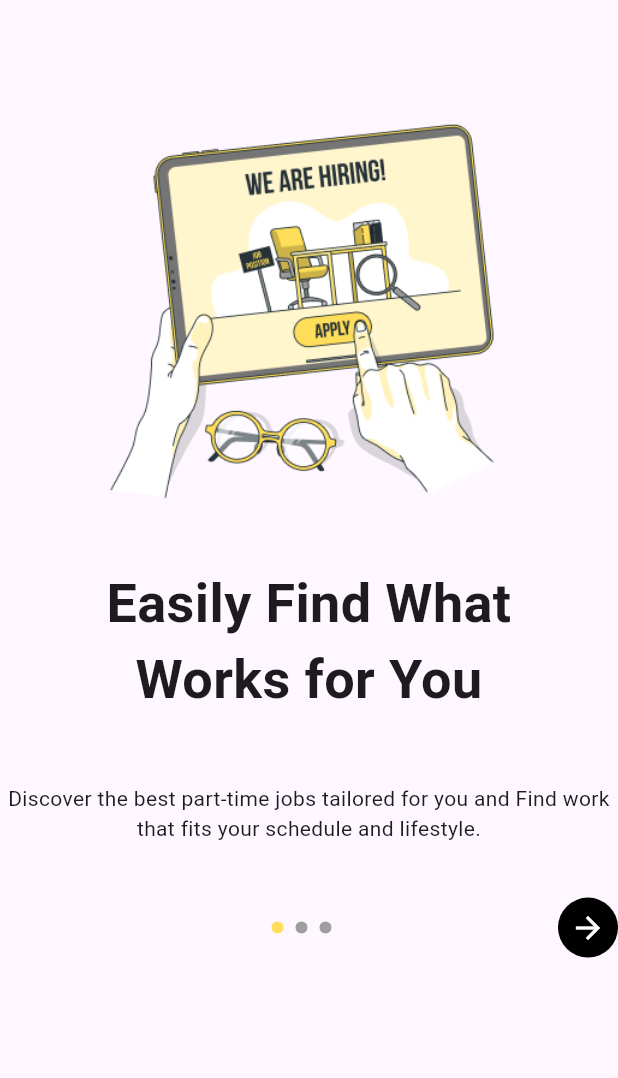
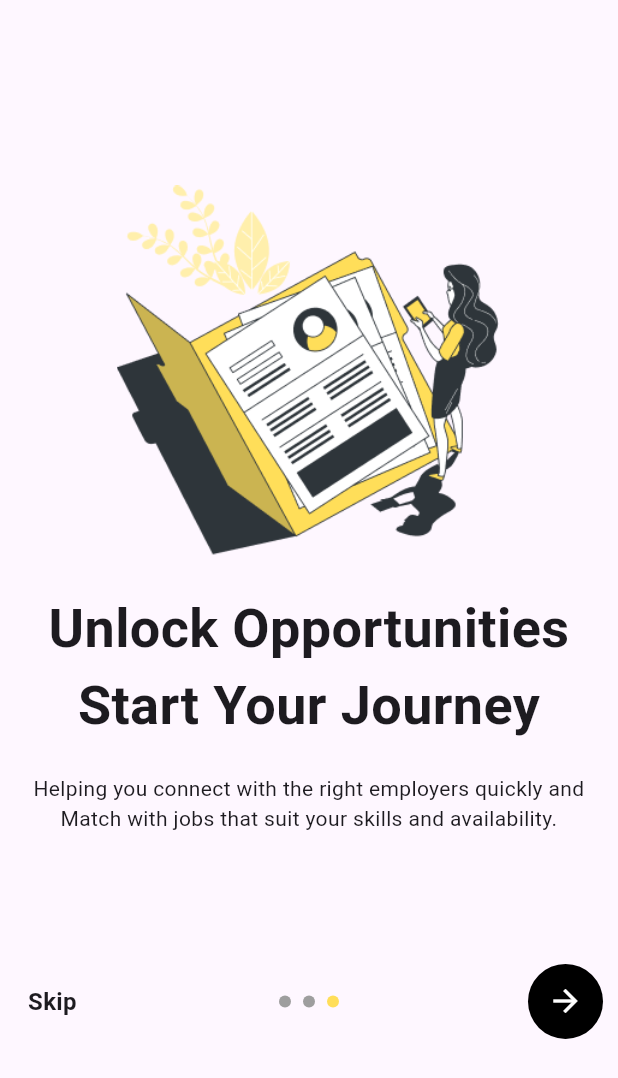
Before and after one commit to ShubhamAher-Leometric/job_networking_app, a Flutter app: the SliderScreen screen opened directly, swiped to page 3, on a phone screen of 412 x 824 dp. Shown: the top 1078 px of the screen. Run offline on Flutter 3.47's test engine with Material 3 defaults, Android fonts, the phone set to English and light mode, and no system bars; drawn by our look-alikes of smooth_page_indicator; our stand-ins replace pinput.

Commit message:
slider ui done

```diff
--- a/lib/onbording_screens/slider_screen.dart
+++ b/lib/onbording_screens/slider_screen.dart
@@ -1,6 +1,7 @@
 import 'package:flutter/cupertino.dart';
 import 'package:flutter/material.dart';
 import 'package:job_networking_app/constants/color_constants.dart';
+import 'package:job_networking_app/onbording_screens/stand_out_screen.dart';
 import 'package:smooth_page_indicator/smooth_page_indicator.dart';
 
 class SliderScreen extends StatefulWidget {
@@ -32,24 +33,15 @@ class _SliderScreenState extends State<SliderScreen> {
     'Helping you connect with the right employers quickly and Match with jobs that suit your skills and availability.',
   ];
 
+  int currentPage = 0; // Track the current page index
+
   @override
   void initState() {
     super.initState();
-    autoScroll();
-  }
-
-  void autoScroll() {
-    Future.delayed(Duration(seconds: 3)).then((_) {
-      if (pageController.hasClients && numPages > 0) {
-        int nextPage = (pageController.page!.toInt() + 1) % numPages;
-        pageController
-            .animateToPage(
-          nextPage,
-          duration: Duration(milliseconds: 300),
-          curve: Curves.easeIn,
-        )
-            .then((_) => autoScroll());
-      }
+    pageController.addListener(() {
+      setState(() {
+        currentPage = pageController.page!.round();
+      });
     });
   }
 
@@ -62,7 +54,7 @@ class _SliderScreenState extends State<SliderScreen> {
     return Scaffold(
       body: Column(
         children: [
-          SizedBox(height: screenHeight * 0.10),
+          SizedBox(height: screenHeight * 0.15),
           buildAutoScrollingContainer(),
         ],
       ),
@@ -75,8 +67,9 @@ class _SliderScreenState extends State<SliderScreen> {
         Column(
           children: [
             Container(
-              height: 500,
+              height: 503,
               child: PageView.builder(
+                physics: NeverScrollableScrollPhysics(),
                 controller: pageController,
                 itemCount: numPages,
                 itemBuilder: (context, index) {
@@ -89,8 +82,7 @@ class _SliderScreenState extends State<SliderScreen> {
                       ),
                       SizedBox(height: 20),
                       Container(
-                        height: 150,
-                        width: MediaQuery.of(context).size.width/1.1 ,
+                        width: MediaQuery.of(context).size.width,
                         child: Center(
                           child: Text(
                             texts[index],
@@ -104,6 +96,8 @@ class _SliderScreenState extends State<SliderScreen> {
                       ),
                       SizedBox(height: 20),
                       Container(
+                        child: Padding(
+                          padding: const EdgeInsets.symmetric(horizontal: 10.0),
                           child: Text(
                             subtexts[index],
                             style: TextStyle(
@@ -113,15 +107,33 @@ class _SliderScreenState extends State<SliderScreen> {
                             textAlign: TextAlign.center,
                           ),
                         ),
+                      ),
                     ],
                   );
                 },
               ),
             ),
             SizedBox(height: 16),
-            Row(
+            Padding(
+              padding: const EdgeInsets.symmetric(horizontal: 10.0),
+              child: Row(
                 children: [
-                Container(height: 30,width: 30,),
+                  currentPage > 0
+                      ? Container(
+                    height: 50,
+                    width: 50,
+                    child: Center(
+                      child: Text(
+                        'Skip',
+                        textAlign: TextAlign.center,
+                        style: TextStyle(
+                          fontSize: 16,
+                          fontWeight: FontWeight.w600,
+                        ),
+                      ),
+                    ),
+                  )
+                      : Container(height: 50, width: 50),
                   Spacer(),
                   SmoothPageIndicator(
                     controller: pageController,
@@ -134,16 +146,34 @@ class _SliderScreenState extends State<SliderScreen> {
                     ),
                   ),
                   Spacer(),
-                Container(
-                  height: 40,
-                  width: 40,
+                  GestureDetector(
+                    onTap: () {
+                      if (currentPage < numPages - 1) {
+                        pageController.nextPage(
+                          duration: Duration(milliseconds: 300),
+                          curve: Curves.easeIn,
+                        );
+                      } else {
+                        Navigator.push(
+                          context,
+                          MaterialPageRoute(
+                            builder: (context) => StandOutScreen(),
+                          ),
+                        );
+                      }
+                    },
+                    child: Container(
+                      height: 50,
+                      width: 50,
                       decoration: BoxDecoration(
                         color: appTextColor,
-                    borderRadius: BorderRadius.circular(30)
+                        borderRadius: BorderRadius.circular(30),
                       ),
-                  child: Icon(Icons.arrow_forward,color: appbackgroundColor,),
-                )
+                      child: Icon(Icons.arrow_forward, color: appbackgroundColor),
+                    ),
+                  ),
                 ],
+              ),
             ),
           ],
         ),
--- a/pubspec.yaml
+++ b/pubspec.yaml
@@ -77,7 +77,7 @@ flutter:
     - assets/
     - assets/icons/
     - assets/images/
-#    - assets/temp_images
+    - assets/temp_images/
 
   # The following line ensures that the Material Icons font is
   # included with your application, so that you can use the icons in
```
Also changed, not shown: lib/onbording_screens/forgot_password_screen.dart (added, +22 -0 lines), lib/onbording_screens/login_screen.dart (+7 -6 lines), lib/onbording_screens/sign_up_screen.dart (+22 -9 lines), lib/onbording_screens/stand_out_screen.dart (added, +109 -0 lines), lib/onbording_screens/sucess_screen.dart (+6 -6 lines), assets/images/walkthrough_4.png (added), assets/temp_images/img.png (added). Lines whose indentation alone changed are shown as unchanged.
